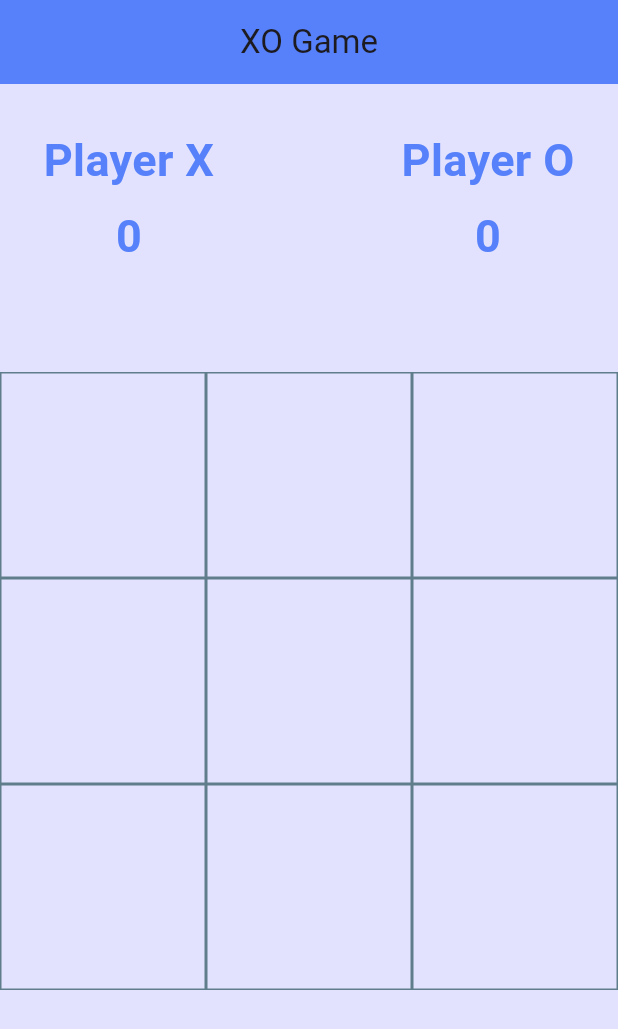
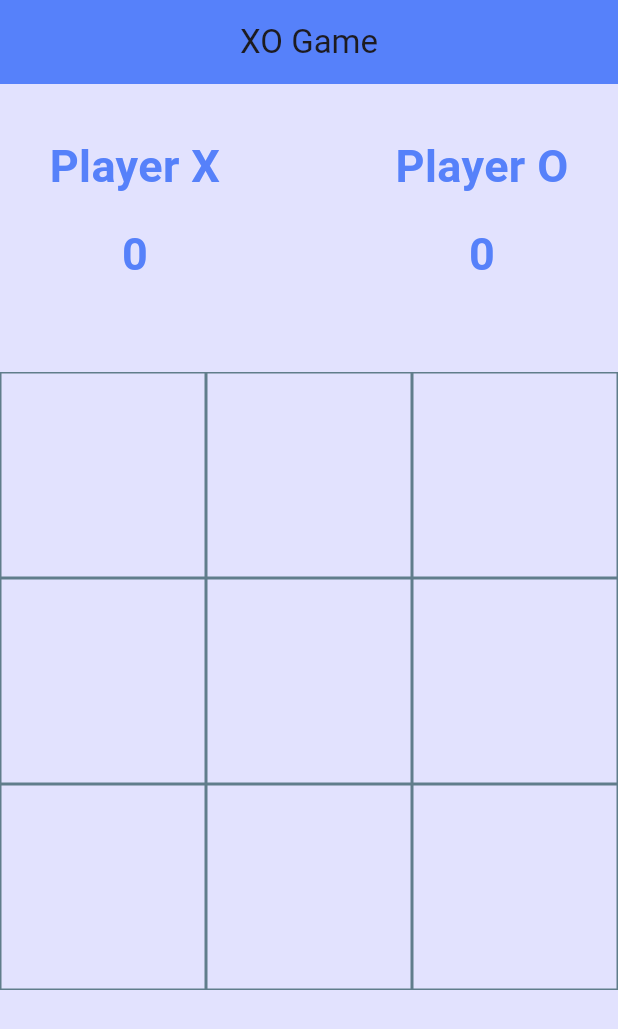
Before and after one commit to vepraaa/xovepra, a Flutter app: the screen it shows after launch, on a phone screen of 412 x 824 dp. Shown: the top 1029 px of the screen. Run offline on Flutter 3.47's test engine with Material 3 defaults, Android fonts, the light colour scheme and no system bars.

```diff
--- a/lib/main.dart
+++ b/lib/main.dart
@@ -68,14 +68,14 @@ class _XOGamePageState extends State<XOGamePage> {
                   Column(
                     children: [
                       const Padding(
-                        padding: EdgeInsets.all(4.0),
+                        padding: EdgeInsets.all(8.0),
                         child: Text(
                           'Player Х',
                           style: txtStyle,
                         ),
                       ),
                       Padding(
-                        padding: const EdgeInsets.all(4.0),
+                        padding: const EdgeInsets.all(8.0),
                         child: Text(
                           xScore.toString(),
                           style: txtStyle,
@@ -86,14 +86,14 @@ class _XOGamePageState extends State<XOGamePage> {
                   Column(
                     children: [
                       const Padding(
-                        padding: EdgeInsets.all(4.0),
+                        padding: EdgeInsets.all(8.0),
                         child: Text(
                           'Player О',
                           style: txtStyle,
                         ),
                       ),
                       Padding(
-                        padding: const EdgeInsets.all(4.0),
+                        padding: const EdgeInsets.all(8.0),
                         child: Text(
                           oScore.toString(),
                           style: txtStyle,
--- a/lib/my_styles.dart
+++ b/lib/my_styles.dart
@@ -1,7 +1,7 @@
 import 'package:flutter/material.dart';
 
 const TextStyle xoStyle =
-    TextStyle(fontWeight: FontWeight.bold, fontSize: 50.0, color: Color.fromARGB(255, 86, 129, 250));
+    TextStyle(fontWeight: FontWeight.bold, fontSize: 90.0, color: Color.fromARGB(255, 86, 129, 250));
 
 const TextStyle txtStyle = TextStyle(
     fontWeight: FontWeight.bold, fontSize: 30.0, color: Color.fromARGB(255, 86, 129, 250));
```
